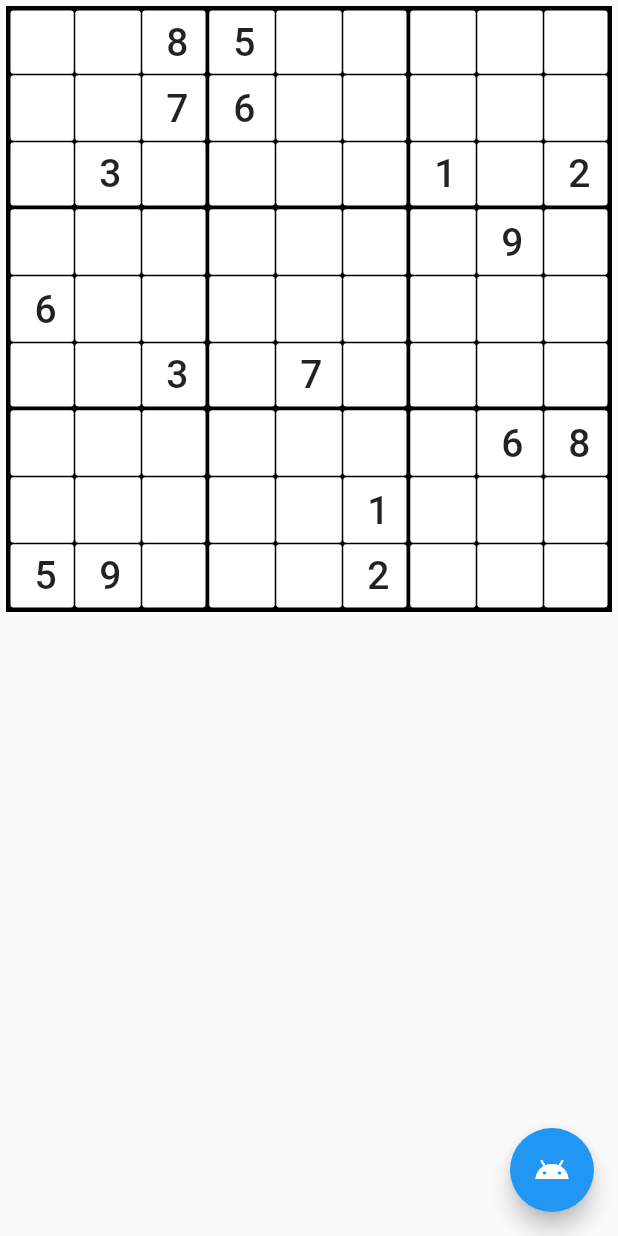
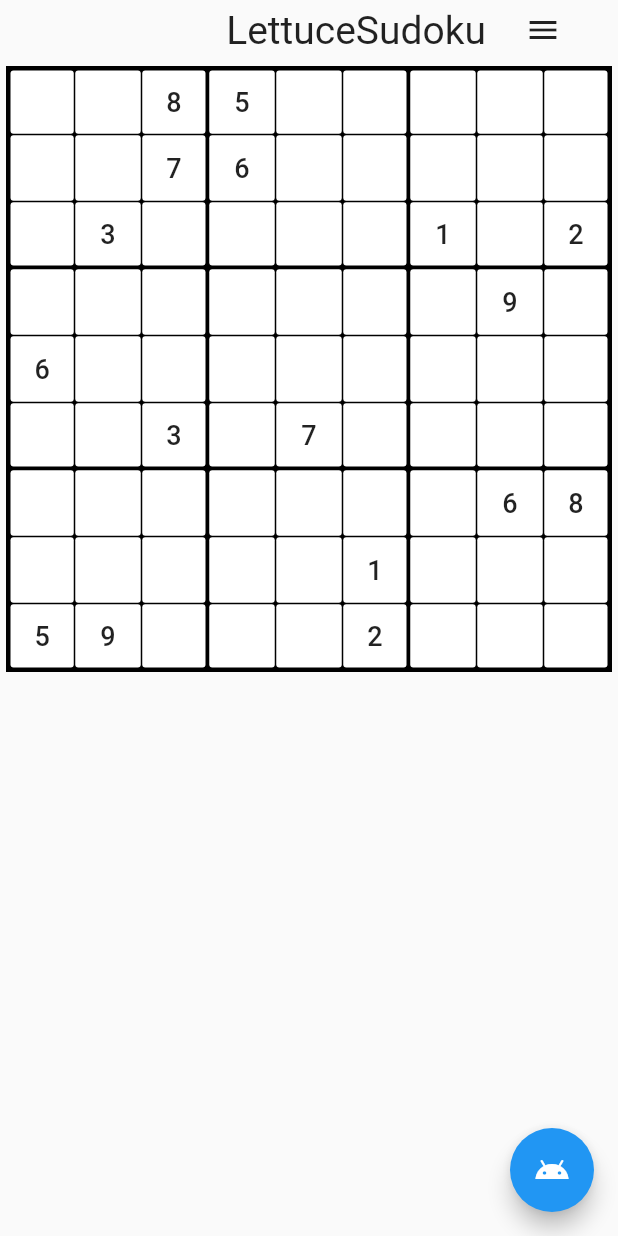
Before and after one commit to lettucebowler/flutterdoku, a Flutter app: the screen it shows after launch, on a phone screen of 412 x 824 dp. Run offline on Flutter 3.47's test engine with Material 2 defaults, Android fonts, the phone set to English and light mode, and no system bars; Roboto replaces fonts that are missing (FiraCode-Bold).

Commit message:
more changes. Almost there I think.

```diff
--- a/lib/main.dart
+++ b/lib/main.dart
@@ -58,6 +58,7 @@ class MyHomePage extends StatefulWidget {
 class _MyHomePageState extends State<MyHomePage> {
   SudokuProblem problem;
   GridView board;
+  var menuHeight = 70;
 
 
   void _updateBoard() {
@@ -69,18 +70,14 @@ class _MyHomePageState extends State<MyHomePage> {
   double getConstraint() {
     var padding = MediaQuery.of(context).padding;
     var width = MediaQuery.of(context).size.width;
-    var height = MediaQuery.of(context).size.height - padding.top - padding.bottom;
+    var height = MediaQuery.of(context).size.height - padding.top - padding.bottom - menuHeight;
     var constraint = width <= height ? width : height;
     return constraint;
   }
 
   EdgeInsets getBoardPadding(int index) {
-    print('index ' + index.toString());
     int row = index ~/ problem.board_size;
     int col = index % problem.board_size;
-    print('row ' + row.toString());
-    print('col ' + col.toString());
-    print('insets');
 
     double thickness = 2;
     double defaultThickness = 0.5;
@@ -131,17 +128,18 @@ class _MyHomePageState extends State<MyHomePage> {
             padding: getBoardPadding(index),
             child: FlatButton(
               color: Colors.white,
+              hoverColor: Colors.teal[400],
+              splashColor: Colors.deepOrange,
               onPressed: () {
 
               },
-              hoverColor: Colors.teal[400],
               child: Center(
                 child: Text(
                   toPlace,
                   textAlign: TextAlign.center,
                   style: TextStyle(
                     fontFamily: 'FiraCode-Bold',
-                    fontSize: 26,
+                    fontSize: 18,
                   ),
                 ),
               ),
@@ -157,20 +155,51 @@ class _MyHomePageState extends State<MyHomePage> {
 //        // the App.build method, and use it to set our appbar title.
 //        title: Text(widget.title),
 //      ),
-      body: Center(
-        child: Container(
+      body: Container(
           padding: EdgeInsets.only(top: MediaQuery.of(context).padding.top),
+          height: MediaQuery.of(context).size.height - MediaQuery.of(context).padding.top - MediaQuery.of(context).padding.bottom,
+          width: MediaQuery.of(context).size.width,
           child: Column (
             mainAxisAlignment: MainAxisAlignment.start,
             children: <Widget>[
               Container(
-                width: getConstraint(),
-                height: getConstraint(),
-                padding: EdgeInsets.all(4),
-                child: Container(
+                height: 40,
+//                padding: EdgeInsets.only(left: 8),
+                child: Row(
+                  mainAxisAlignment: MainAxisAlignment.end,
+                  children: <Widget>[
+                    Text(
+                      'LettuceSudoku',
+                      textAlign: TextAlign.center,
+                      style: TextStyle(
+                        fontFamily: 'FiraCode-Bold',
+                        fontSize: 26,
+                      ),
+                    ),
+                    FlatButton.icon(
+                      icon: Icon(Icons.menu),
+                      label: Text(
+                        '',
+                      ),
+                      onPressed: () {
 
-                  color: Colors.black,
-                  child: board,
+                      },
+                    ),
+                  ],
+                ),
+              ),
+              Flexible(
+                child: AspectRatio(
+                  aspectRatio: 1,
+                  child: Container(
+//                  width: getConstraint(),
+//                  height: getConstraint(),
+                    padding: EdgeInsets.all(4),
+                    child: Container(
+                      color: Colors.black,
+                      child: board,
+                    ),
+                  ),
                 ),
               ),
             ],
@@ -179,8 +208,6 @@ class _MyHomePageState extends State<MyHomePage> {
         // Center is a layout widget. It takes a single child and positions it
         // in the middle of the parent.
 //        child: board,
-
-        ),
       floatingActionButton: FloatingActionButton(
         onPressed: _updateBoard,
         tooltip: 'Increment',
```
